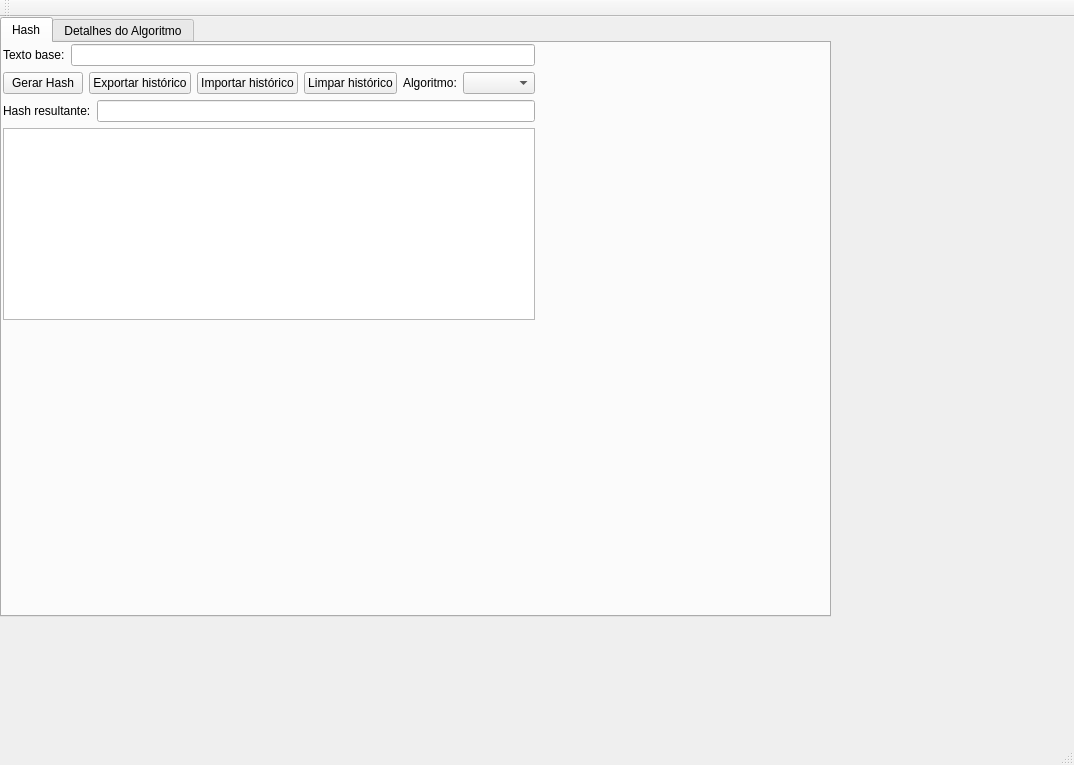
Before: the Qt Designer form SHADemo/mainwindow.ui in HPoerschke/SHADemo, drawn with Qt 5.
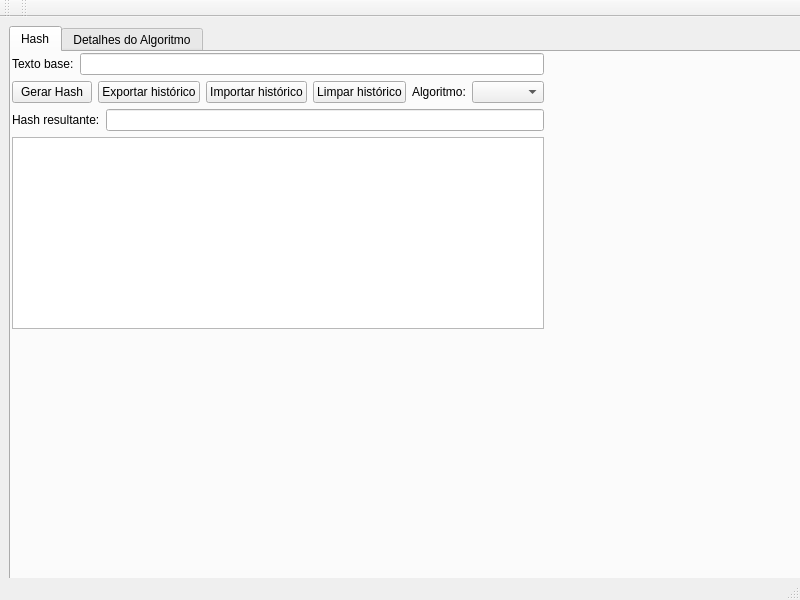
After: the same form once the commit is applied. The open tabs and pages were chosen to show the change.

Commit message: Mudando layout da mainwindow

```diff
--- a/SHADemo/mainwindow.ui
+++ b/SHADemo/mainwindow.ui
@@ -6,8 +6,8 @@
    <rect>
     <x>0</x>
     <y>0</y>
-    <width>1074</width>
-    <height>765</height>
+    <width>800</width>
+    <height>600</height>
    </rect>
   </property>
   <property name="minimumSize">
@@ -26,15 +26,9 @@
    <string>MainWindow</string>
   </property>
   <widget class="QWidget" name="centralwidget">
+   <layout class="QGridLayout" name="gridLayout">
+    <item row="0" column="0">
    <widget class="QTabWidget" name="selectTabWidget">
-    <property name="geometry">
-     <rect>
-      <x>0</x>
-      <y>0</y>
-      <width>831</width>
-      <height>600</height>
-     </rect>
-    </property>
     <property name="minimumSize">
      <size>
       <width>800</width>
@@ -382,6 +376,8 @@
      </widget>
     </widget>
    </widget>
+    </item>
+   </layout>
   </widget>
   <widget class="QMenuBar" name="menubar">
    <property name="geometry">
@@ -405,6 +401,17 @@
     <bool>false</bool>
    </attribute>
   </widget>
+  <widget class="QToolBar" name="toolBar_2">
+   <property name="windowTitle">
+    <string>toolBar_2</string>
+   </property>
+   <attribute name="toolBarArea">
+    <enum>TopToolBarArea</enum>
+   </attribute>
+   <attribute name="toolBarBreak">
+    <bool>false</bool>
+   </attribute>
+  </widget>
  </widget>
  <resources/>
  <connections/>
```
Left out of the diff: 4 changed lines with no effect on the pictures. Lines whose indentation alone changed are shown as unchanged. The commit also changes 64 other files.
